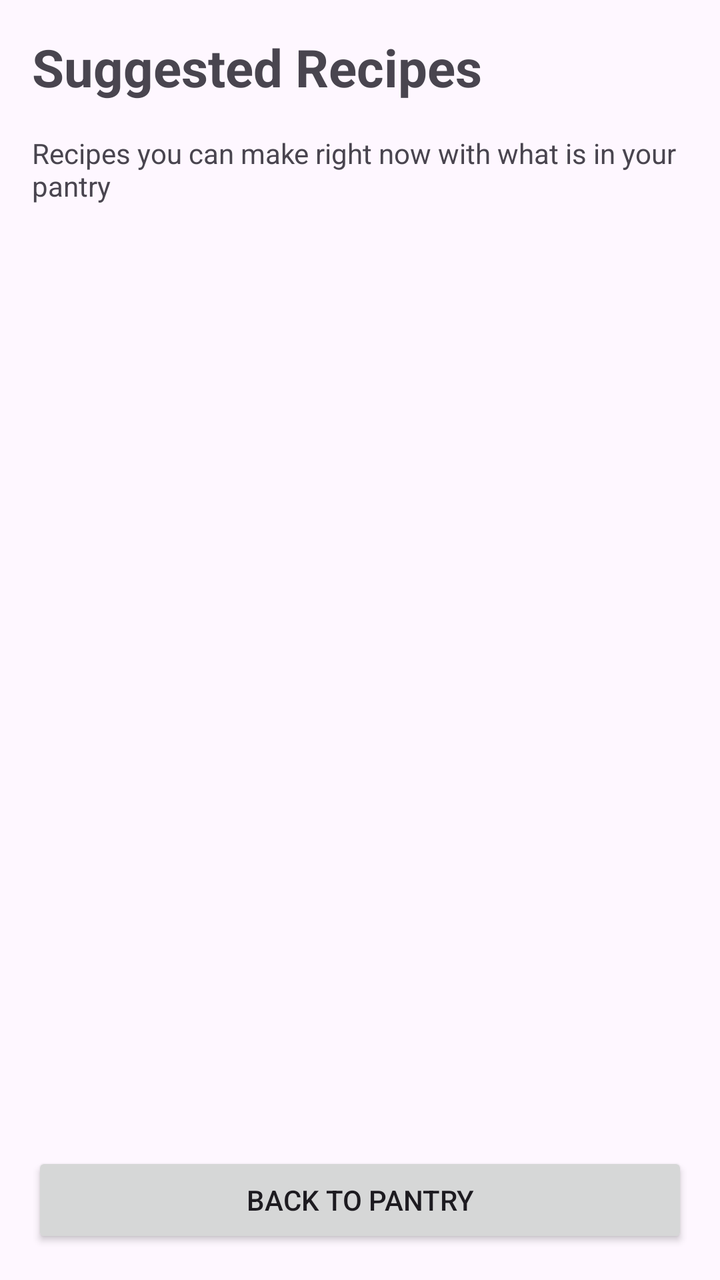
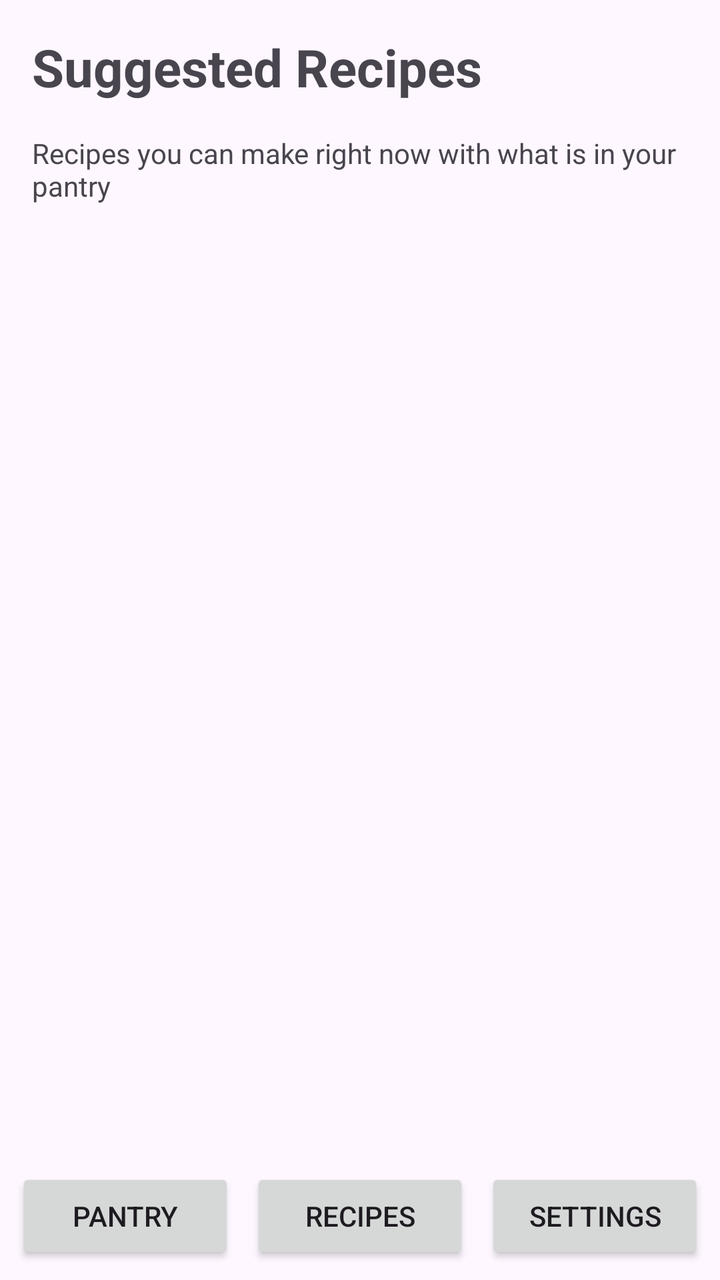

Two renders of the same Android screen: before a commit and after it. Below are the layout's source before the change and the commit's diff.
<!-- AndroidManifest.xml: application theme Theme.SmartPantryManager -->
<!-- res/layout/activity_suggested_recipes.xml -->
<?xml version="1.0" encoding="utf-8"?>
<LinearLayout xmlns:android="http://schemas.android.com/apk/res/android"
    xmlns:tools="http://schemas.android.com/tools"
    android:id="@+id/main"
    android:layout_width="match_parent"
    android:layout_height="match_parent"
    android:orientation="vertical"
    tools:context=".SuggestedRecipesActivity">

    
    <TextView
        android:id="@+id/tvRecipesTitle"
        android:layout_width="match_parent"
        android:layout_height="wrap_content"
        android:layout_margin="16dp"
        android:text="Suggested Recipes"
        android:textSize="26sp"
        android:textStyle="bold" />

    
    <TextView
        android:id="@+id/tvRecipesSubtitle"
        android:layout_width="match_parent"
        android:layout_height="wrap_content"
        android:layout_marginStart="16dp"
        android:layout_marginEnd="16dp"
        android:text="Recipes you can make right now with what is in your pantry"
        android:textSize="14sp" />

    
    <TextView
        android:id="@+id/tvNoRecipes"
        android:layout_width="match_parent"
        android:layout_height="wrap_content"
        android:layout_margin="24dp"
        android:gravity="center"
        android:text="No recipes match your pantry yet - add more ingredients"
        android:textSize="16sp"
        android:visibility="gone" />

    
    <androidx.recyclerview.widget.RecyclerView
        android:id="@+id/rvRecipes"
        android:layout_width="match_parent"
        android:layout_height="0dp"
        android:layout_marginStart="16dp"
        android:layout_marginTop="12dp"
        android:layout_marginEnd="16dp"
        android:layout_weight="1" />

    
    <Button
        android:id="@+id/btnBack"
        android:layout_width="match_parent"
        android:layout_height="wrap_content"
        android:layout_margin="16dp"
        android:text="Back to Pantry" />

</LinearLayout>
<!-- resources referenced by this layout -->
<resources>
  <style name="Theme.SmartPantryManager" parent="Base.Theme.SmartPantryManager" />
  <style name="Base.Theme.SmartPantryManager" parent="Theme.Material3.DayNight.NoActionBar">
          
          
      </style>
</resources>

<!-- the commit's change to res/layout/activity_suggested_recipes.xml (unified diff, before → after) -->
@@ -49,11 +49,43 @@
         android:layout_weight="1" />
 
     
-    <Button
-        android:id="@+id/btnBack"
-        android:layout_width="match_parent"
-        android:layout_height="wrap_content"
-        android:layout_margin="16dp"
-        android:text="Back to Pantry" />
+    <include layout="@layout/nav_bar" />
 
 </LinearLayout>
+<!-- res/layout/nav_bar.xml (included above) -->
+<?xml version="1.0" encoding="utf-8"?>
+<LinearLayout xmlns:android="http://schemas.android.com/apk/res/android"
+    android:layout_width="match_parent"
+    android:layout_height="wrap_content"
+    android:orientation="horizontal"
+    android:padding="8dp">
+
+    
+    <Button
+        android:id="@+id/btnNavPantry"
+        android:layout_width="0dp"
+        android:layout_height="wrap_content"
+        android:layout_marginEnd="4dp"
+        android:layout_weight="1"
+        android:text="Pantry" />
+
+    
+    <Button
+        android:id="@+id/btnNavRecipes"
+        android:layout_width="0dp"
+        android:layout_height="wrap_content"
+        android:layout_marginStart="4dp"
+        android:layout_marginEnd="4dp"
+        android:layout_weight="1"
+        android:text="Recipes" />
+
+    
+    <Button
+        android:id="@+id/btnNavSettings"
+        android:layout_width="0dp"
+        android:layout_height="wrap_content"
+        android:layout_marginStart="4dp"
+        android:layout_weight="1"
+        android:text="Settings" />
+
+</LinearLayout>
